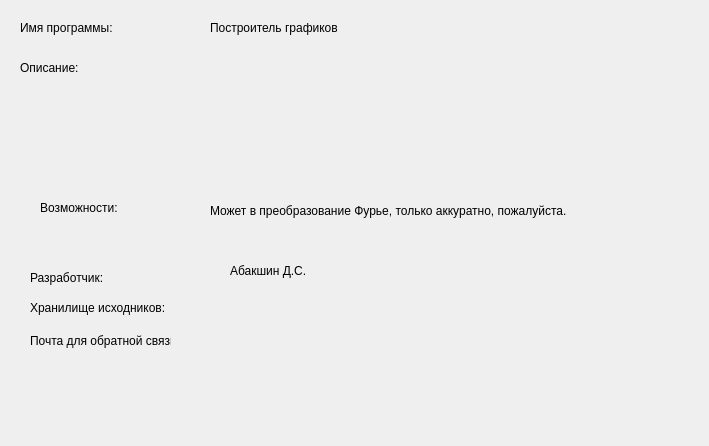
Before: the Qt Designer form aboutprogramwindow.ui in 41144114/graphBuilder, drawn with Qt 5.
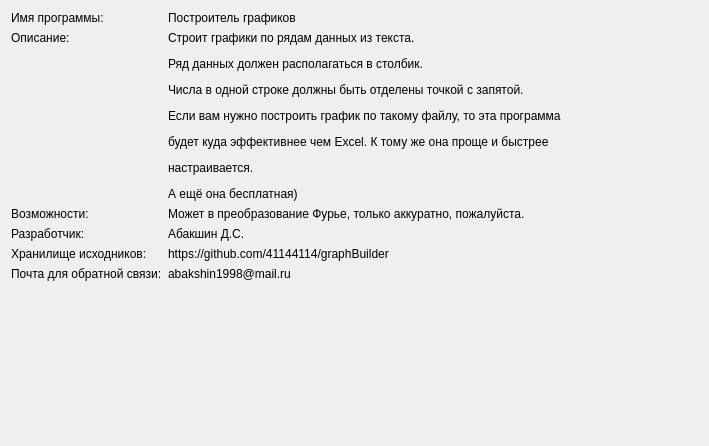
After: the same form once the commit is applied. Icons and pictures are not drawn.

Commit message: Поправил немного окно о программе

Diff of the .ui file:
```diff
--- a/aboutprogramwindow.ui
+++ b/aboutprogramwindow.ui
@@ -13,152 +13,124 @@
   <property name="windowTitle">
    <string>О прогамме</string>
   </property>
-  <widget class="QLabel" name="label">
-   <property name="geometry">
-    <rect>
-     <x>20</x>
-     <y>20</y>
-     <width>121</width>
-     <height>16</height>
-    </rect>
-   </property>
-   <property name="text">
-    <string>Имя программы:</string>
-   </property>
-  </widget>
-  <widget class="QLabel" name="label_2">
-   <property name="geometry">
-    <rect>
-     <x>210</x>
-     <y>20</y>
-     <width>171</width>
-     <height>16</height>
-    </rect>
-   </property>
-   <property name="text">
-    <string>Построитель графиков</string>
-   </property>
-  </widget>
-  <widget class="QLabel" name="label_3">
-   <property name="geometry">
-    <rect>
-     <x>20</x>
-     <y>60</y>
-     <width>131</width>
-     <height>16</height>
-    </rect>
-   </property>
-   <property name="text">
-    <string>Описание:</string>
-   </property>
-  </widget>
-  <widget class="QLabel" name="label_4">
-   <property name="geometry">
-    <rect>
-     <x>200</x>
-     <y>60</y>
-     <width>361</width>
-     <height>101</height>
-    </rect>
-   </property>
-   <property name="text">
-    <string>&lt;html&gt;&lt;head/&gt;&lt;body&gt;&lt;p&gt;&lt;br/&gt;&lt;/p&gt;&lt;/body&gt;&lt;/html&gt;</string>
-   </property>
-  </widget>
-  <widget class="QLabel" name="label_5">
-   <property name="geometry">
-    <rect>
-     <x>40</x>
-     <y>200</y>
-     <width>101</width>
-     <height>16</height>
-    </rect>
-   </property>
-   <property name="text">
-    <string>Возможности:</string>
-   </property>
-  </widget>
-  <widget class="QLabel" name="label_6">
-   <property name="geometry">
-    <rect>
-     <x>210</x>
-     <y>200</y>
-     <width>441</width>
-     <height>21</height>
-    </rect>
-   </property>
-   <property name="text">
-    <string>Может в преобразование Фурье, только аккуратно, пожалуйста.</string>
-   </property>
-  </widget>
-  <widget class="QLabel" name="label_7">
-   <property name="geometry">
-    <rect>
-     <x>30</x>
-     <y>270</y>
-     <width>91</width>
-     <height>16</height>
-    </rect>
-   </property>
-   <property name="text">
-    <string>Разработчик:</string>
-   </property>
-  </widget>
-  <widget class="QLabel" name="label_8">
-   <property name="geometry">
-    <rect>
-     <x>230</x>
-     <y>260</y>
-     <width>161</width>
-     <height>21</height>
-    </rect>
-   </property>
-   <property name="text">
-    <string>Абакшин Д.С.</string>
-   </property>
-  </widget>
-  <widget class="QLabel" name="label_9">
-   <property name="geometry">
-    <rect>
-     <x>30</x>
-     <y>300</y>
-     <width>161</width>
-     <height>16</height>
-    </rect>
-   </property>
-   <property name="text">
-    <string>Хранилище исходников:</string>
-   </property>
-  </widget>
-  <widget class="QLabel" name="label_10">
-   <property name="geometry">
-    <rect>
-     <x>30</x>
-     <y>330</y>
-     <width>141</width>
-     <height>21</height>
-    </rect>
-   </property>
-   <property name="text">
-    <string>Почта для обратной связи:</string>
-   </property>
-  </widget>
-  <widget class="QLabel" name="label_11">
-   <property name="geometry">
-    <rect>
-     <x>500</x>
-     <y>260</y>
-     <width>141</width>
-     <height>141</height>
-    </rect>
-   </property>
-   <property name="text">
-    <string/>
-   </property>
-   <property name="pixmap">
-    <pixmap resource="Resources/qresources.qrc">:/Images/logo.png</pixmap>
-   </property>
-  </widget>
+  <layout class="QGridLayout" name="gridLayout">
+   <item row="2" column="1" colspan="3">
+    <widget class="QLabel" name="label_6">
+     <property name="text">
+      <string>Может в преобразование Фурье, только аккуратно, пожалуйста.</string>
+     </property>
+    </widget>
+   </item>
+   <item row="3" column="1" colspan="2">
+    <widget class="QLabel" name="label_8">
+     <property name="text">
+      <string>Абакшин Д.С.</string>
+     </property>
+    </widget>
+   </item>
+   <item row="1" column="1" colspan="2">
+    <widget class="QLabel" name="labelDescription">
+     <property name="text">
+      <string>&lt;html&gt;&lt;head/&gt;&lt;body&gt;&lt;p&gt;Строит графики по рядам данных из текста.&lt;/p&gt;&lt;p&gt;Ряд данных должен располагаться в столбик. &lt;/p&gt;&lt;p&gt;Числа в одной строке должны быть отделены точкой с запятой.&lt;/p&gt;&lt;p&gt;Если вам нужно построить график по такому файлу, то эта программа&lt;/p&gt;&lt;p&gt;будет куда эффективнее чем Excel. К тому же она проще и быстрее &lt;/p&gt;&lt;p&gt;настраивается. &lt;/p&gt;&lt;p&gt;А ещё она бесплатная)&lt;/p&gt;&lt;/body&gt;&lt;/html&gt;</string>
+     </property>
+    </widget>
+   </item>
+   <item row="2" column="0">
+    <widget class="QLabel" name="label_5">
+     <property name="text">
+      <string>Возможности:</string>
+     </property>
+    </widget>
+   </item>
+   <item row="3" column="0">
+    <widget class="QLabel" name="label_7">
+     <property name="text">
+      <string>Разработчик:</string>
+     </property>
+    </widget>
+   </item>
+   <item row="0" column="0">
+    <widget class="QLabel" name="label">
+     <property name="text">
+      <string>Имя программы:</string>
+     </property>
+    </widget>
+   </item>
+   <item row="0" column="1" colspan="2">
+    <widget class="QLabel" name="label_2">
+     <property name="text">
+      <string>Построитель графиков</string>
+     </property>
+    </widget>
+   </item>
+   <item row="1" column="0">
+    <widget class="QLabel" name="label_3">
+     <property name="text">
+      <string>Описание:</string>
+     </property>
+     <property name="alignment">
+      <set>Qt::AlignLeading|Qt::AlignLeft|Qt::AlignTop</set>
+     </property>
+    </widget>
+   </item>
+   <item row="0" column="3" rowspan="2">
+    <widget class="QLabel" name="label_11">
+     <property name="text">
+      <string/>
+     </property>
+     <property name="pixmap">
+      <pixmap resource="Resources/qresources.qrc">:/Images/logo.png</pixmap>
+     </property>
+     <property name="alignment">
+      <set>Qt::AlignRight|Qt::AlignTop|Qt::AlignTrailing</set>
+     </property>
+    </widget>
+   </item>
+   <item row="6" column="0">
+    <spacer name="verticalSpacer">
+     <property name="orientation">
+      <enum>Qt::Vertical</enum>
+     </property>
+     <property name="sizeHint" stdset="0">
+      <size>
+       <width>20</width>
+       <height>40</height>
+      </size>
+     </property>
+    </spacer>
+   </item>
+   <item row="4" column="0">
+    <widget class="QLabel" name="label_9">
+     <property name="text">
+      <string>Хранилище исходников:</string>
+     </property>
+    </widget>
+   </item>
+   <item row="4" column="1">
+    <widget class="QLabel" name="label_4">
+     <property name="text">
+      <string>https://github.com/41144114/graphBuilder</string>
+     </property>
+     <property name="openExternalLinks">
+      <bool>true</bool>
+     </property>
+    </widget>
+   </item>
+   <item row="5" column="0">
+    <widget class="QLabel" name="label_10">
+     <property name="text">
+      <string>Почта для обратной связи:</string>
+     </property>
+    </widget>
+   </item>
+   <item row="5" column="1">
+    <widget class="QLabel" name="label_12">
+     <property name="text">
+      <string>abakshin1998@mail.ru</string>
+     </property>
+    </widget>
+   </item>
+  </layout>
  </widget>
  <resources>
   <include location="Resources/qresources.qrc"/>
```
The commit also changes 1 other file.
